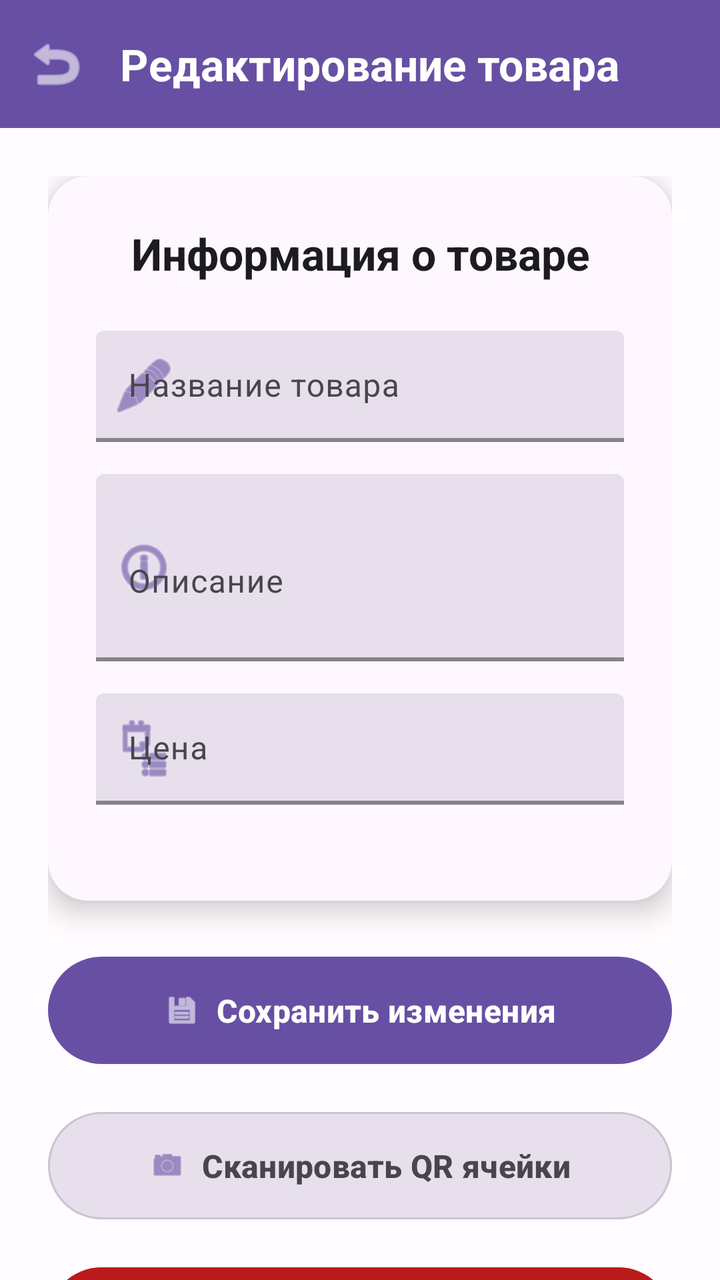
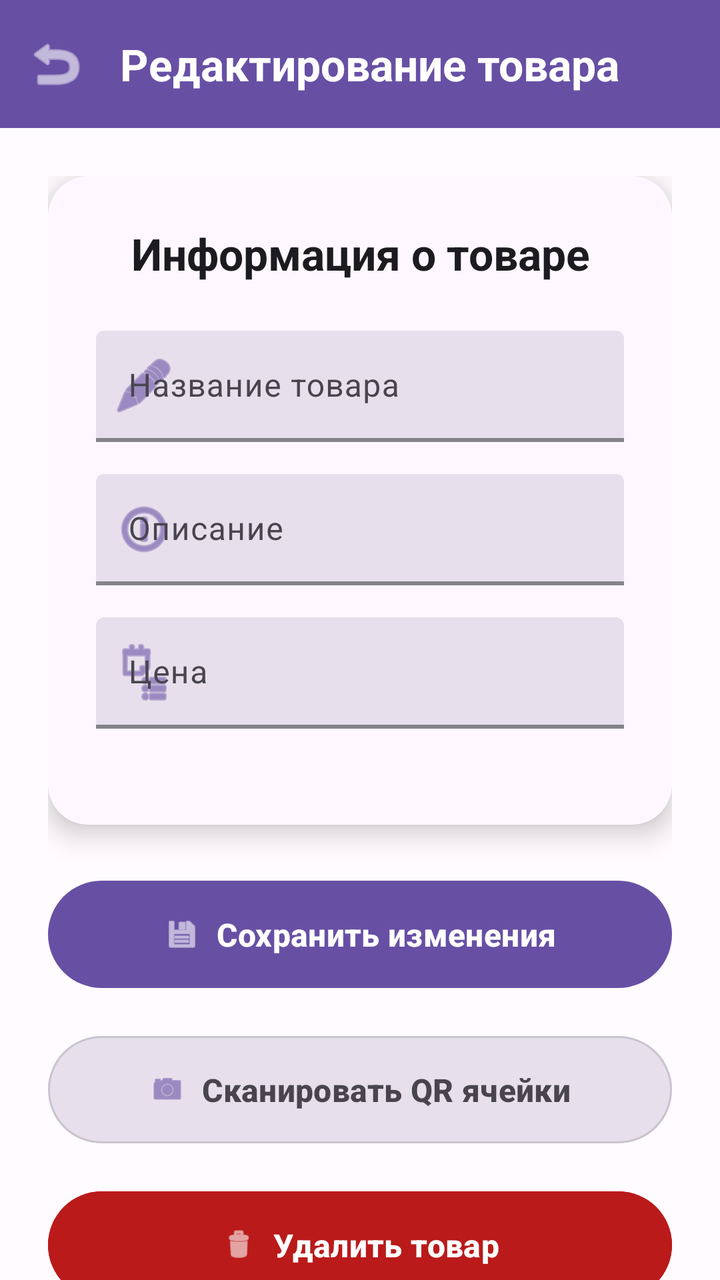

The first picture is an Android layout as it rendered before a commit; the second is the same layout after the commit. The layout source and the unified diff follow.
<!-- AndroidManifest.xml: application theme AppTheme -->
<!-- res/layout/activity_edit_product.xml -->
<?xml version="1.0" encoding="utf-8"?>
<androidx.coordinatorlayout.widget.CoordinatorLayout xmlns:android="http://schemas.android.com/apk/res/android"
    xmlns:app="http://schemas.android.com/apk/res-auto"
    android:layout_width="match_parent"
    android:layout_height="match_parent"
    android:background="@color/background">

    
    <com.google.android.material.appbar.AppBarLayout
        android:layout_width="match_parent"
        android:layout_height="wrap_content"
        android:background="@color/primary"
        app:elevation="0dp">

        <com.google.android.material.appbar.MaterialToolbar
            android:id="@+id/toolbar"
            android:layout_width="match_parent"
            android:layout_height="?attr/actionBarSize"
            app:title="@string/edit_product_title"
            app:titleTextColor="@color/on_primary"
            app:titleTextAppearance="@style/TextAppearance.App.TitleLarge"
            app:navigationIcon="@android:drawable/ic_menu_revert"
            app:navigationIconTint="@color/on_primary" />

    </com.google.android.material.appbar.AppBarLayout>

    
    <androidx.core.widget.NestedScrollView
        android:layout_width="match_parent"
        android:layout_height="match_parent"
        app:layout_behavior="@string/appbar_scrolling_view_behavior">

        <LinearLayout
            android:layout_width="match_parent"
            android:layout_height="wrap_content"
            android:orientation="vertical"
            android:padding="24dp">

            
            <androidx.cardview.widget.CardView
                android:layout_width="match_parent"
                android:layout_height="wrap_content"
                android:layout_marginBottom="24dp"
                app:cardBackgroundColor="@color/card_surface"
                app:cardCornerRadius="20dp"
                app:cardElevation="8dp">

                <LinearLayout
                    android:layout_width="match_parent"
                    android:layout_height="wrap_content"
                    android:orientation="vertical"
                    android:padding="24dp">

                    <TextView
                        android:layout_width="match_parent"
                        android:layout_height="wrap_content"
                        android:text="@string/product_info_title"
                        android:textAppearance="@style/TextAppearance.App.TitleLarge"
                        android:textAlignment="center"
                        android:layout_marginBottom="24dp" />

                    
                    <com.google.android.material.textfield.TextInputLayout
                        android:id="@+id/productNameInputLayout"
                        android:layout_width="match_parent"
                        android:layout_height="wrap_content"
                        android:hint="@string/product_name_hint"
                        android:layout_marginBottom="16dp"
                        app:startIconDrawable="@android:drawable/ic_menu_edit"
                        app:startIconTint="@color/primary"
                        app:boxBackgroundColor="@color/surface_variant"
                        app:boxStrokeColor="@color/primary"
                        app:boxStrokeWidth="2dp"
                        app:hintTextColor="@color/text_secondary">

                        <com.google.android.material.textfield.TextInputEditText
                            android:id="@+id/productNameInput"
                            android:layout_width="match_parent"
                            android:layout_height="wrap_content"
                            android:inputType="textCapWords"
                            android:textAppearance="@style/TextAppearance.App.BodyLarge" />

                    </com.google.android.material.textfield.TextInputLayout>

                    
                    <com.google.android.material.textfield.TextInputLayout
                        android:id="@+id/productDescInputLayout"
                        android:layout_width="match_parent"
                        android:layout_height="wrap_content"
                        android:hint="@string/product_description_hint"
                        android:layout_marginBottom="16dp"
                        app:startIconDrawable="@android:drawable/ic_menu_info_details"
                        app:startIconTint="@color/primary"
                        app:boxBackgroundColor="@color/surface_variant"
                        app:boxStrokeColor="@color/primary"
                        app:boxStrokeWidth="2dp"
                        app:hintTextColor="@color/text_secondary">

                        <com.google.android.material.textfield.TextInputEditText
                            android:id="@+id/productDescInput"
                            android:layout_width="match_parent"
                            android:layout_height="wrap_content"
                            android:inputType="textMultiLine"
                            android:minLines="3"
                            android:textAppearance="@style/TextAppearance.App.BodyLarge" />

                    </com.google.android.material.textfield.TextInputLayout>

                    
                    <com.google.android.material.textfield.TextInputLayout
                        android:id="@+id/productPriceInputLayout"
                        android:layout_width="match_parent"
                        android:layout_height="wrap_content"
                        android:hint="@string/product_price_hint"
                        android:layout_marginBottom="24dp"
                        app:startIconDrawable="@android:drawable/ic_menu_agenda"
                        app:startIconTint="@color/primary"
                        app:boxBackgroundColor="@color/surface_variant"
                        app:boxStrokeColor="@color/primary"
                        app:boxStrokeWidth="2dp"
                        app:hintTextColor="@color/text_secondary">

                        <com.google.android.material.textfield.TextInputEditText
                            android:id="@+id/productPriceInput"
                            android:layout_width="match_parent"
                            android:layout_height="wrap_content"
                            android:inputType="numberDecimal"
                            android:textAppearance="@style/TextAppearance.App.BodyLarge" />

                    </com.google.android.material.textfield.TextInputLayout>

                </LinearLayout>
            </androidx.cardview.widget.CardView>

            
            <LinearLayout
                android:layout_width="match_parent"
                android:layout_height="wrap_content"
                android:orientation="vertical">

                
                <com.google.android.material.button.MaterialButton
                    android:id="@+id/saveButton"
                    android:layout_width="match_parent"
                    android:layout_height="wrap_content"
                    android:layout_marginBottom="16dp"
                    android:text="@string/save_changes_button"
                    android:textSize="16sp"
                    app:icon="@android:drawable/ic_menu_save"
                    app:iconGravity="textStart"
                    app:iconPadding="8dp" />

                <com.google.android.material.button.MaterialButton
                    android:id="@+id/scanQrButton"
                    android:layout_width="match_parent"
                    android:layout_height="wrap_content"
                    android:layout_marginBottom="16dp"
                    android:text="@string/scan_qr_cell_button"
                    android:textSize="16sp"
                    style="@style/AppButtonSecondaryStyle"
                    app:icon="@android:drawable/ic_menu_camera"
                    app:iconGravity="textStart"
                    app:iconPadding="8dp" />

                
                <com.google.android.material.button.MaterialButton
                    android:id="@+id/deleteButton"
                    android:layout_width="match_parent"
                    android:layout_height="wrap_content"
                    android:text="@string/delete_product_button"
                    android:textSize="16sp"
                    android:backgroundTint="@color/error"
                    android:textColor="@color/on_error"
                    app:icon="@android:drawable/ic_menu_delete"
                    app:iconGravity="textStart"
                    app:iconPadding="8dp"
                    app:iconTint="@color/on_error" />

            </LinearLayout>

        </LinearLayout>
    </androidx.core.widget.NestedScrollView>

</androidx.coordinatorlayout.widget.CoordinatorLayout>
<!-- resources referenced by this layout -->
<resources>
  <color name="background">#FFFBFE</color>
  <color name="card_surface">#FEF7FF</color>
  <color name="error">#BA1A1A</color>
  <color name="on_error">#FFFFFF</color>
  <color name="on_primary">#FFFFFF</color>
  <color name="primary">#6750A4</color>
  <color name="surface_variant">#E7E0EC</color>
  <color name="text_secondary">#49454F</color>
  <string name="delete_product_button">Удалить товар</string>
  <string name="edit_product_title">Редактирование товара</string>
  <string name="product_description_hint">Описание</string>
  <string name="product_info_title">Информация о товаре</string>
  <string name="product_name_hint">Название товара</string>
  <string name="product_price_hint">Цена</string>
  <string name="save_changes_button">Сохранить изменения</string>
  <string name="scan_qr_cell_button">Сканировать QR ячейки</string>
  <style name="TextAppearance.App.BodyLarge" parent="TextAppearance.Material3.BodyLarge">
          <item name="android:textColor">@color/text_primary</item>
          <item name="android:textSize">16sp</item>
      </style>
  <style name="TextAppearance.App.TitleLarge" parent="TextAppearance.Material3.TitleLarge">
          <item name="android:textColor">@color/text_primary</item>
          <item name="android:textSize">22sp</item>
          <item name="android:textStyle">bold</item>
      </style>
  <color name="button_secondary">#E7E0EC</color>
  <color name="button_secondary_text">#49454F</color>
  <color name="secondary">#625B71</color>
  <color name="outline_variant">#CAC4D0</color>
  <color name="text_primary">#1C1B1F</color>
  <color name="primary_variant">#4F378B</color>
  <color name="on_secondary">#FFFFFF</color>
  <color name="tertiary">#7D5260</color>
  <color name="on_tertiary">#FFFFFF</color>
  <color name="surface">#FFFBFE</color>
  <color name="on_surface">#1C1B1F</color>
  <color name="on_surface_variant">#49454F</color>
  <color name="text_tertiary">#79747E</color>
  <style name="AppButtonStyle" parent="Widget.Material3.Button">
          <item name="backgroundTint">@color/button_background</item>
          <item name="android:textColor">@color/button_text</item>
          <item name="rippleColor">@color/primary</item>
          <item name="android:padding">16dp</item>
          <item name="android:textSize">16sp</item>
          <item name="android:textStyle">bold</item>
          <item name="elevation">2dp</item>
      </style>
  <style name="AppCardViewStyle" parent="Widget.Material3.CardView.Elevated">
          <item name="cardBackgroundColor">@color/card_background</item>
          <item name="cardElevation">8dp</item>
          <item name="cardCornerRadius">16dp</item>
          <item name="cardMaxElevation">12dp</item>
          <item name="contentPadding">0dp</item>
      </style>
  <style name="AppTextInputStyle" parent="Widget.Material3.TextInputLayout.FilledBox">
          <item name="boxBackgroundColor">@color/surface_variant</item>
          <item name="android:textColor">@color/on_surface</item>
          <item name="hintTextColor">@color/text_secondary</item>
          <item name="boxStrokeColor">@color/primary</item>
          <item name="boxStrokeWidth">2dp</item>
          <item name="android:textColorHint">@color/text_secondary</item>
      </style>
  <style name="AppToolbarStyle" parent="Widget.Material3.Toolbar">
          <item name="titleTextColor">@color/on_primary</item>
          <item name="subtitleTextColor">@color/on_primary</item>
          <item name="android:background">@color/primary</item>
          <item name="elevation">4dp</item>
      </style>
  <color name="button_background">#6750A4</color>
  <color name="button_text">#FFFFFF</color>
  <color name="card_background">#FFFFFF</color>
  <!-- unchanged entries left out for length: 2 -->
</resources>

<!-- the commit's change to res/layout/activity_edit_product.xml (unified diff, before → after) -->
@@ -101,7 +101,6 @@
                             android:layout_width="match_parent"
                             android:layout_height="wrap_content"
                             android:inputType="textMultiLine"
-                            android:minLines="3"
                             android:textAppearance="@style/TextAppearance.App.BodyLarge" />
 
                     </com.google.android.material.textfield.TextInputLayout>
